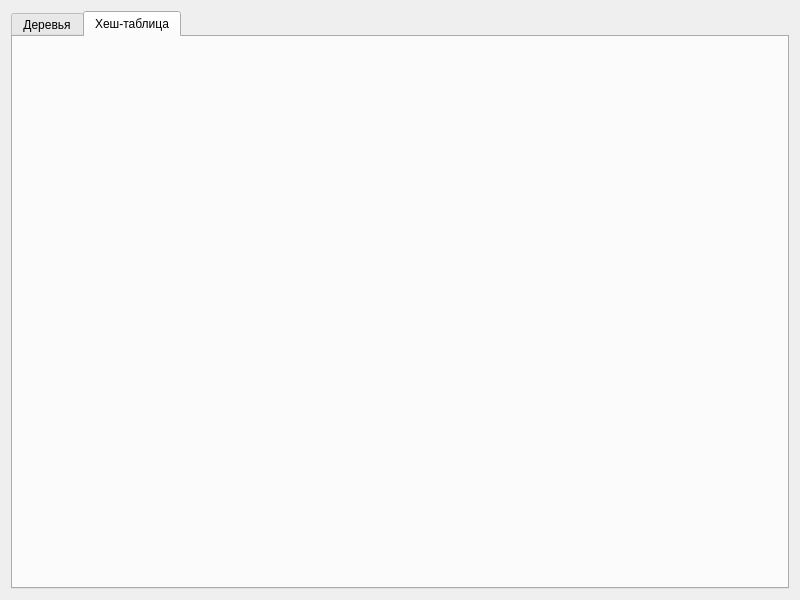
The window that appointmentsdebugwidget.ui (skrine525/fefu-fds-coursework) describes before a commit, drawn with Qt 5.
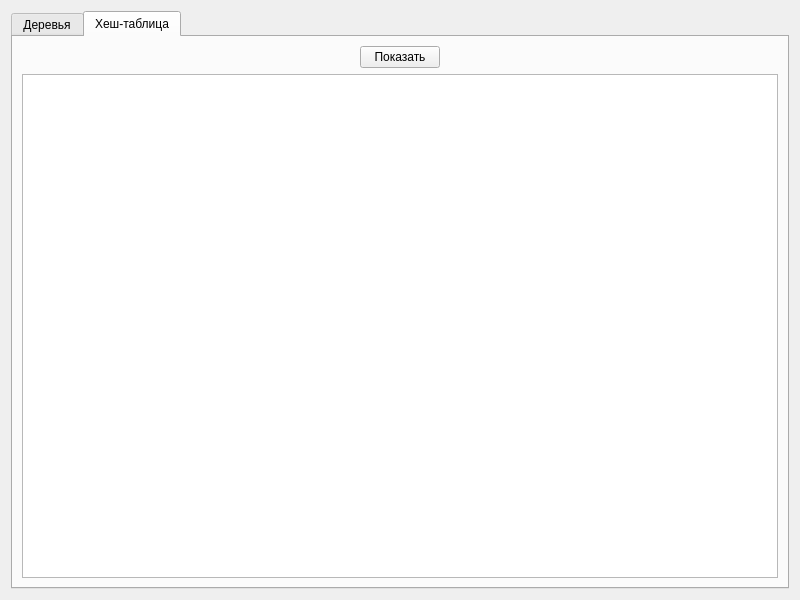
The same window after the commit. The open tabs and pages were chosen to show the change.

Commit message: Added HashTable to table3

What changed in the file:
```diff
--- a/appointmentsdebugwidget.ui
+++ b/appointmentsdebugwidget.ui
@@ -70,6 +70,48 @@
       <attribute name="title">
        <string>Хеш-таблица</string>
       </attribute>
+      <layout class="QVBoxLayout" name="verticalLayout_3">
+       <item>
+        <layout class="QHBoxLayout" name="horizontalLayoutShowHashTable">
+         <item>
+          <spacer name="horizontalSpacer1">
+           <property name="orientation">
+            <enum>Qt::Horizontal</enum>
+           </property>
+           <property name="sizeHint" stdset="0">
+            <size>
+             <width>40</width>
+             <height>20</height>
+            </size>
+           </property>
+          </spacer>
+         </item>
+         <item>
+          <widget class="QPushButton" name="pushButtonShowHashTable">
+           <property name="text">
+            <string>Показать</string>
+           </property>
+          </widget>
+         </item>
+         <item>
+          <spacer name="horizontalSpacer2">
+           <property name="orientation">
+            <enum>Qt::Horizontal</enum>
+           </property>
+           <property name="sizeHint" stdset="0">
+            <size>
+             <width>40</width>
+             <height>20</height>
+            </size>
+           </property>
+          </spacer>
+         </item>
+        </layout>
+       </item>
+       <item>
+        <widget class="QTableWidget" name="tableWidgetHashTable"/>
+       </item>
+      </layout>
      </widget>
     </widget>
    </item>
```
The commit also changes 7 other files.
